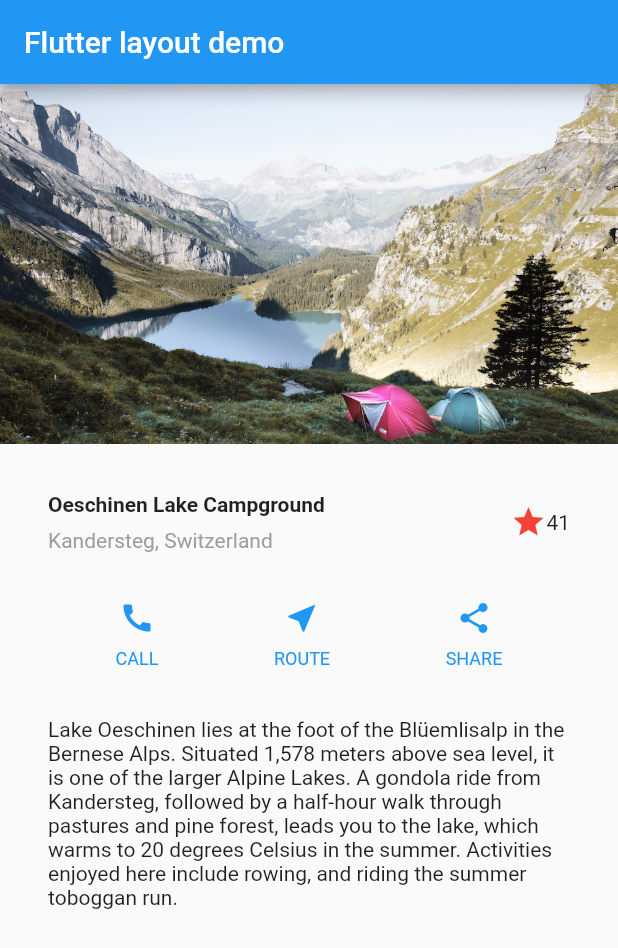
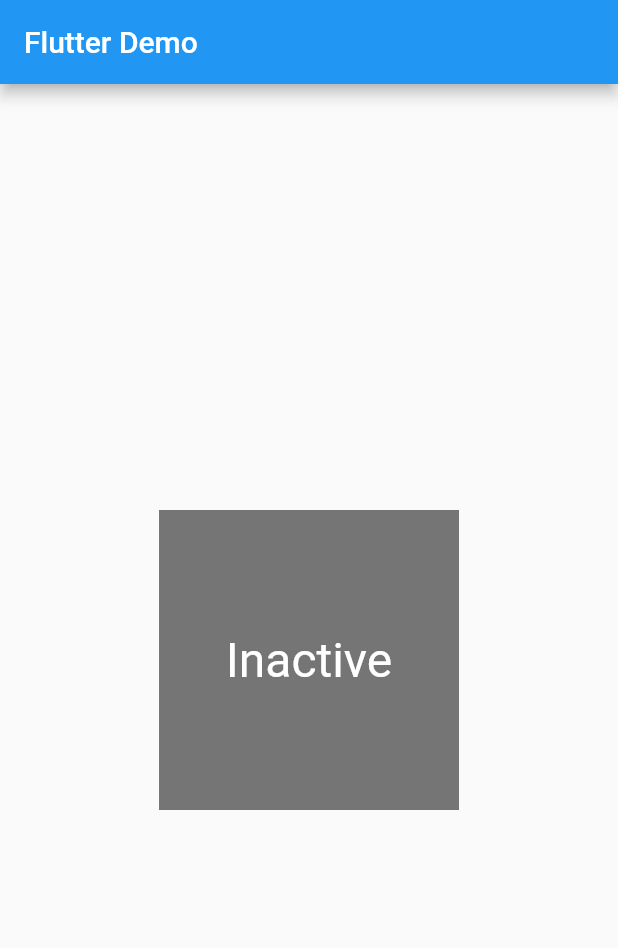
Before and after one commit to hayato-hibi/practice, a Flutter app: the screen it shows after launch, on a phone screen of 412 x 824 dp. Shown: the top 948 px of the screen. Run offline on Flutter 3.47's test engine with Material 2 defaults, Android fonts, the phone set to English and light mode, and no system bars.

Commit message:
Change box

```diff
--- a/lib/main.dart
+++ b/lib/main.dart
@@ -1,118 +1,80 @@
 import 'package:flutter/material.dart';
+
+class ParentWidget extends StatefulWidget {
+  @override
+  _ParentWidgetState createState() => _ParentWidgetState();
+}
+
+class _ParentWidgetState extends State<ParentWidget> {
+  bool _active = false;
+
+  void _handleTapboxChanged(bool newValue) {
+    setState(() {
+      _active = newValue;
+    });
+  }
+
+  @override
+  Widget build(BuildContext context) {
+    return Container(
+      child: TapboxB(
+        active: _active,
+        onChanged: _handleTapboxChanged,
+      ),
+    );
+  }
+}
+
+//------------------------- TapboxB ----------------------------------
+
+class TapboxB extends StatelessWidget {
+  TapboxB({Key key, this.active: false, @required this.onChanged})
+      : super(key: key);
+
+  final bool active;
+  final ValueChanged<bool> onChanged;
+
+  void _handleTap() {
+    onChanged(!active);
+  }
+
+  Widget build(BuildContext context) {
+    return GestureDetector(
+      onTap: _handleTap,
+      child: Container(
+        child: Center(
+          child: Text(
+            active ? 'Active' : 'Inactive',
+            style: TextStyle(fontSize: 32.0, color: Colors.white),
+          ),
+        ),
+        width: 200.0,
+        height: 200.0,
+        decoration: BoxDecoration(
+          color: active ? Colors.lightGreen[700] : Colors.grey[600],
+        ),
+      ),
+    );
+  }
+}
 
 void main() {
   runApp(MyApp());
 }
 
-// ignore: must_be_immutable
 class MyApp extends StatelessWidget {
   @override
   Widget build(BuildContext context) {
-    Widget titleSection = Container(
-      padding: const EdgeInsets.all(32),
-      child: Row(
-        children: [
-          Expanded(
-            /*1*/
-            child: Column(
-              crossAxisAlignment: CrossAxisAlignment.start,
-              children: [
-                /*2*/
-                Container(
-                  padding: const EdgeInsets.only(bottom: 8),
-                  child: Text(
-                    'Oeschinen Lake Campground',
-                    style: TextStyle(
-                      fontWeight: FontWeight.bold,
-                    ),
-                  ),
-                ),
-                Text(
-                  'Kandersteg, Switzerland',
-                  style: TextStyle(
-                    color: Colors.grey[500],
-                  ),
-                ),
-              ],
-            ),
-          ),
-          /*3*/
-          Icon(
-            Icons.star,
-            color: Colors.red[500],
-          ),
-          Text('41'),
-        ],
-      ),
-    );
-
-    Color color = Theme.of(context).primaryColor;
-
-    Widget buttonSection = Container(
-      child: Row(
-        mainAxisAlignment: MainAxisAlignment.spaceEvenly,
-        children: [
-          _buildButtonColumn(color, Icons.call, 'CALL'),
-          _buildButtonColumn(color, Icons.near_me, 'ROUTE'),
-          _buildButtonColumn(color, Icons.share, 'SHARE'),
-        ],
-      ),
-    );
-
-    Widget textSection = Container(
-      padding: const EdgeInsets.all(32),
-      child: Text(
-        'Lake Oeschinen lies at the foot of the Blüemlisalp in the Bernese '
-        'Alps. Situated 1,578 meters above sea level, it is one of the '
-        'larger Alpine Lakes. A gondola ride from Kandersteg, followed by a '
-        'half-hour walk through pastures and pine forest, leads you to the '
-        'lake, which warms to 20 degrees Celsius in the summer. Activities '
-        'enjoyed here include rowing, and riding the summer toboggan run.',
-        softWrap: true,
-      ),
-    );
-
     return MaterialApp(
-      title: 'Flutter layout demo',
+      title: 'Flutter Demo',
       home: Scaffold(
         appBar: AppBar(
-          title: Text('Flutter layout demo'),
+          title: Text('Flutter Demo'),
         ),
-        body: ListView(
-          children: [
-            Image.asset(
-              'images/lake.jpg',
-              width: 600,
-              height: 240,
-              fit: BoxFit.cover,
-            ),
-            titleSection,
-            buttonSection,
-            textSection,
-          ],
+        body: Center(
+          child: ParentWidget(),
         ),
       ),
     );
   }
-
-  Column _buildButtonColumn(Color color, IconData icon, String label) {
-    return Column(
-      mainAxisSize: MainAxisSize.min,
-      mainAxisAlignment: MainAxisAlignment.center,
-      children: [
-        Icon(icon, color: color),
-        Container(
-          margin: const EdgeInsets.only(top: 8),
-          child: Text(
-            label,
-            style: TextStyle(
-              fontSize: 12,
-              fontWeight: FontWeight.w400,
-              color: color,
-            ),
-          ),
-        ),
-      ],
-    );
-  }
 }
```
